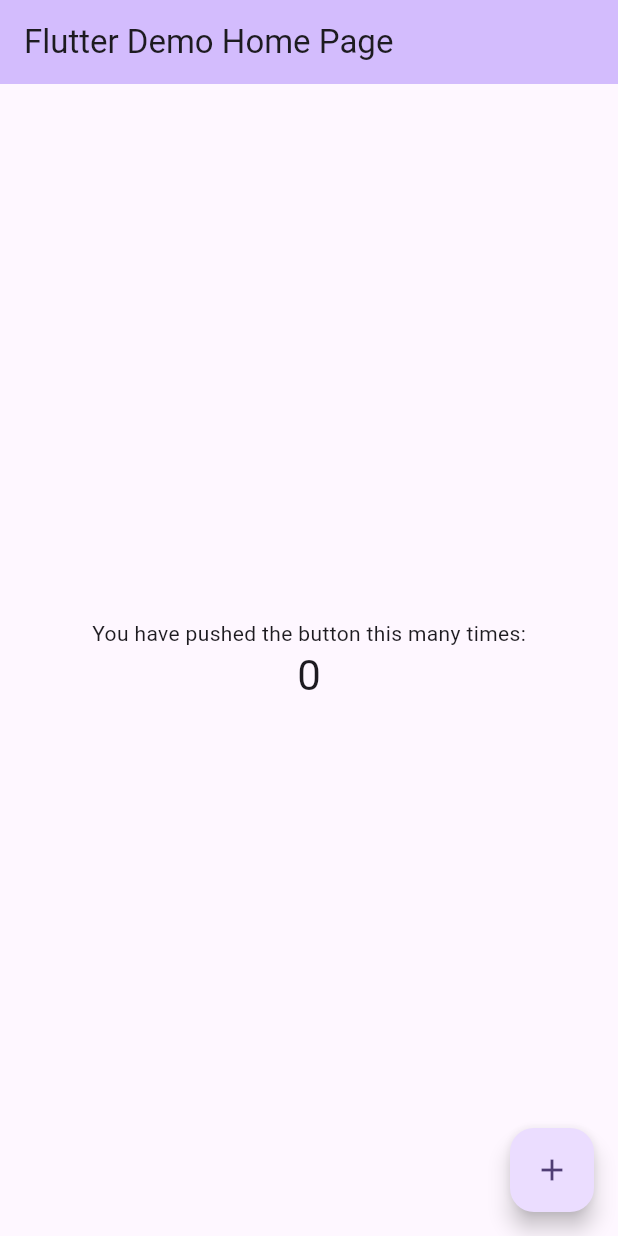
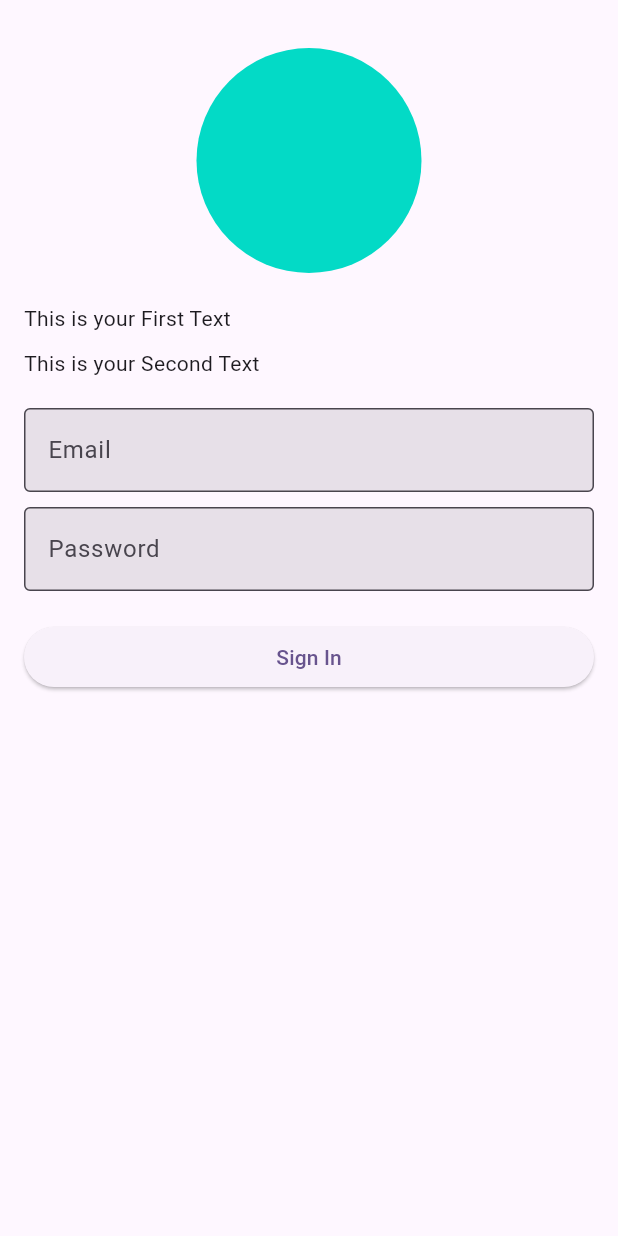
Before and after one commit to IrfanKnowledge/story_app, a Flutter app: the screen it shows after launch, on a phone screen of 412 x 824 dp. Run offline on Flutter 3.47's test engine with Material 2 defaults, Android fonts, the phone set to English and light mode, and no system bars.

Commit message:
UI dan Persiapan
-Transformasi UI (Authentication Page, List Story Page, Add Story  Page).
-Persiapan (folder 'additional')

```diff
--- a/story_app/lib/main.dart
+++ b/story_app/lib/main.dart
@@ -1,4 +1,5 @@
 import 'package:flutter/material.dart';
+import 'package:story_app/ui/login_page.dart';
 
 void main() {
   runApp(const MyApp());
@@ -11,115 +12,12 @@ class MyApp extends StatelessWidget {
   @override
   Widget build(BuildContext context) {
     return MaterialApp(
-      title: 'Flutter Demo',
+      title: 'Story App',
       theme: ThemeData(
-        // This is the theme of your application.
-        //
-        // TRY THIS: Try running your application with "flutter run". You'll see
-        // the application has a blue toolbar. Then, without quitting the app,
-        // try changing the seedColor in the colorScheme below to Colors.green
-        // and then invoke "hot reload" (save your changes or press the "hot
-        // reload" button in a Flutter-supported IDE, or press "r" if you used
-        // the command line to start the app).
-        //
-        // Notice that the counter didn't reset back to zero; the application
-        // state is not lost during the reload. To reset the state, use hot
-        // restart instead.
-        //
-        // This works for code too, not just values: Most code changes can be
-        // tested with just a hot reload.
         colorScheme: ColorScheme.fromSeed(seedColor: Colors.deepPurple),
         useMaterial3: true,
       ),
-      home: const MyHomePage(title: 'Flutter Demo Home Page'),
+      home: const LoginPage(),
     );
   }
 }
-
-class MyHomePage extends StatefulWidget {
-  const MyHomePage({super.key, required this.title});
-
-  // This widget is the home page of your application. It is stateful, meaning
-  // that it has a State object (defined below) that contains fields that affect
-  // how it looks.
-
-  // This class is the configuration for the state. It holds the values (in this
-  // case the title) provided by the parent (in this case the App widget) and
-  // used by the build method of the State. Fields in a Widget subclass are
-  // always marked "final".
-
-  final String title;
-
-  @override
-  State<MyHomePage> createState() => _MyHomePageState();
-}
-
-class _MyHomePageState extends State<MyHomePage> {
-  int _counter = 0;
-
-  void _incrementCounter() {
-    setState(() {
-      // This call to setState tells the Flutter framework that something has
-      // changed in this State, which causes it to rerun the build method below
-      // so that the display can reflect the updated values. If we changed
-      // _counter without calling setState(), then the build method would not be
-      // called again, and so nothing would appear to happen.
-      _counter++;
-    });
-  }
-
-  @override
-  Widget build(BuildContext context) {
-    // This method is rerun every time setState is called, for instance as done
-    // by the _incrementCounter method above.
-    //
-    // The Flutter framework has been optimized to make rerunning build methods
-    // fast, so that you can just rebuild anything that needs updating rather
-    // than having to individually change instances of widgets.
-    return Scaffold(
-      appBar: AppBar(
-        // TRY THIS: Try changing the color here to a specific color (to
-        // Colors.amber, perhaps?) and trigger a hot reload to see the AppBar
-        // change color while the other colors stay the same.
-        backgroundColor: Theme.of(context).colorScheme.inversePrimary,
-        // Here we take the value from the MyHomePage object that was created by
-        // the App.build method, and use it to set our appbar title.
-        title: Text(widget.title),
-      ),
-      body: Center(
-        // Center is a layout widget. It takes a single child and positions it
-        // in the middle of the parent.
-        child: Column(
-          // Column is also a layout widget. It takes a list of children and
-          // arranges them vertically. By default, it sizes itself to fit its
-          // children horizontally, and tries to be as tall as its parent.
-          //
-          // Column has various properties to control how it sizes itself and
-          // how it positions its children. Here we use mainAxisAlignment to
-          // center the children vertically; the main axis here is the vertical
-          // axis because Columns are vertical (the cross axis would be
-          // horizontal).
-          //
-          // TRY THIS: Invoke "debug painting" (choose the "Toggle Debug Paint"
-          // action in the IDE, or press "p" in the console), to see the
-          // wireframe for each widget.
-          mainAxisAlignment: MainAxisAlignment.center,
-          children: <Widget>[
-            const Text(
-              'You have pushed the button this many times:',
-            ),
-            Text(
-              '$_counter',
-              style: Theme.of(context).textTheme.headlineMedium,
-            ),
-          ],
-        ),
-      ),
-      floatingActionButton: FloatingActionButton(
-        onPressed: _incrementCounter,
-        tooltip: 'Increment',
-        child: const Icon(Icons.add),
-      ), // This trailing comma makes auto-formatting nicer for build methods.
-    );
-  }
-}
--- /dev/null
+++ b/story_app/lib/ui/login_page.dart
@@ -0,0 +1,111 @@
+import 'package:flutter/material.dart';
+import 'package:story_app/ui/list_story_page.dart';
+
+class LoginPage extends StatefulWidget {
+  const LoginPage({super.key});
+
+  @override
+  State<LoginPage> createState() => _LoginPageState();
+}
+
+class _LoginPageState extends State<LoginPage> {
+  final TextEditingController _controllerEmail = TextEditingController();
+  final TextEditingController _controllerPassword = TextEditingController();
+
+  @override
+  Widget build(BuildContext context) {
+    return Scaffold(
+      body: SafeArea(
+        child: SingleChildScrollView(
+          child: _buildContainer(),
+        ),
+      ),
+    );
+  }
+
+  Widget _buildContainer() {
+    return Container(
+      alignment: Alignment.topCenter,
+      padding: const EdgeInsets.only(
+        top: 32,
+        bottom: 8,
+        right: 16.0,
+        left: 16.0,
+      ),
+      child: Column(
+        mainAxisSize: MainAxisSize.min,
+        crossAxisAlignment: CrossAxisAlignment.center,
+        children: [
+          CircleAvatar(
+            backgroundColor: const ColorScheme.light().secondary,
+            radius: 75,
+          ),
+          const SizedBox(height: 20),
+          const Row(
+            mainAxisSize: MainAxisSize.max,
+            mainAxisAlignment: MainAxisAlignment.start,
+            children: [
+              Column(
+                mainAxisSize: MainAxisSize.min,
+                crossAxisAlignment: CrossAxisAlignment.start,
+                children: [
+                  Text('This is your First Text'),
+                  SizedBox(height: 10),
+                  Text('This is your Second Text'),
+                ],
+              ),
+            ],
+          ),
+          const SizedBox(height: 20),
+          _buildTextField(
+              labelText: 'Email',
+              hintText: '...@....com',
+              textEditingController: _controllerEmail),
+          const SizedBox(height: 10),
+          _buildTextField(
+              labelText: 'Password', textEditingController: _controllerEmail),
+          const SizedBox(height: 20),
+          ElevatedButton(
+            style: ElevatedButton.styleFrom(
+                minimumSize: const Size(double.infinity, 40)),
+            onPressed: () {
+              Navigator.push(
+                context,
+                MaterialPageRoute(
+                  builder: (context) => const ListStoryPage(),
+                ),
+              );
+            },
+            child: const Text('Sign In'),
+          ),
+        ],
+      ),
+    );
+  }
+
+  TextField _buildTextField({
+    bool obscureText = false,
+    required String labelText,
+    String hintText = '',
+    required TextEditingController textEditingController,
+  }) {
+    return TextField(
+      controller: textEditingController,
+      obscureText: obscureText,
+      decoration: InputDecoration(
+        labelText: labelText,
+        border: const OutlineInputBorder(),
+        filled: true,
+        hintText: hintText,
+      ),
+    );
+  }
+
+  /// hapus penggunaan memori yang sudah tidak digunakan ketika halaman ini tertutup
+  @override
+  void dispose() {
+    _controllerEmail.dispose();
+    _controllerPassword.dispose();
+    super.dispose();
+  }
+}
```
Also changed, not shown: additional/Alur_Pengerjaan.txt (added, +7 -0 lines), story_app/lib/ui/add_story_page.dart (added, +83 -0 lines), story_app/lib/ui/list_story_page.dart (added, +43 -0 lines), story_app/lib/widget/card_story_widget.dart (added, +44 -0 lines), additional/UI.jpeg (added), 6 other files.
